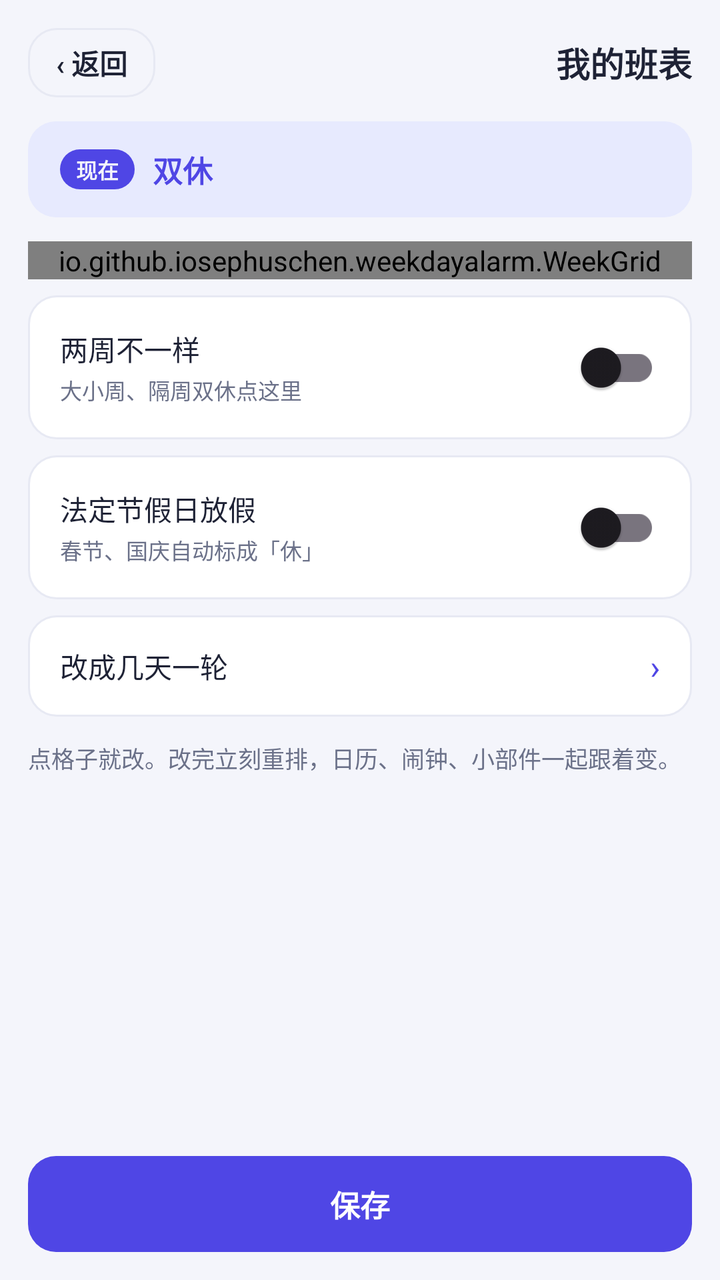
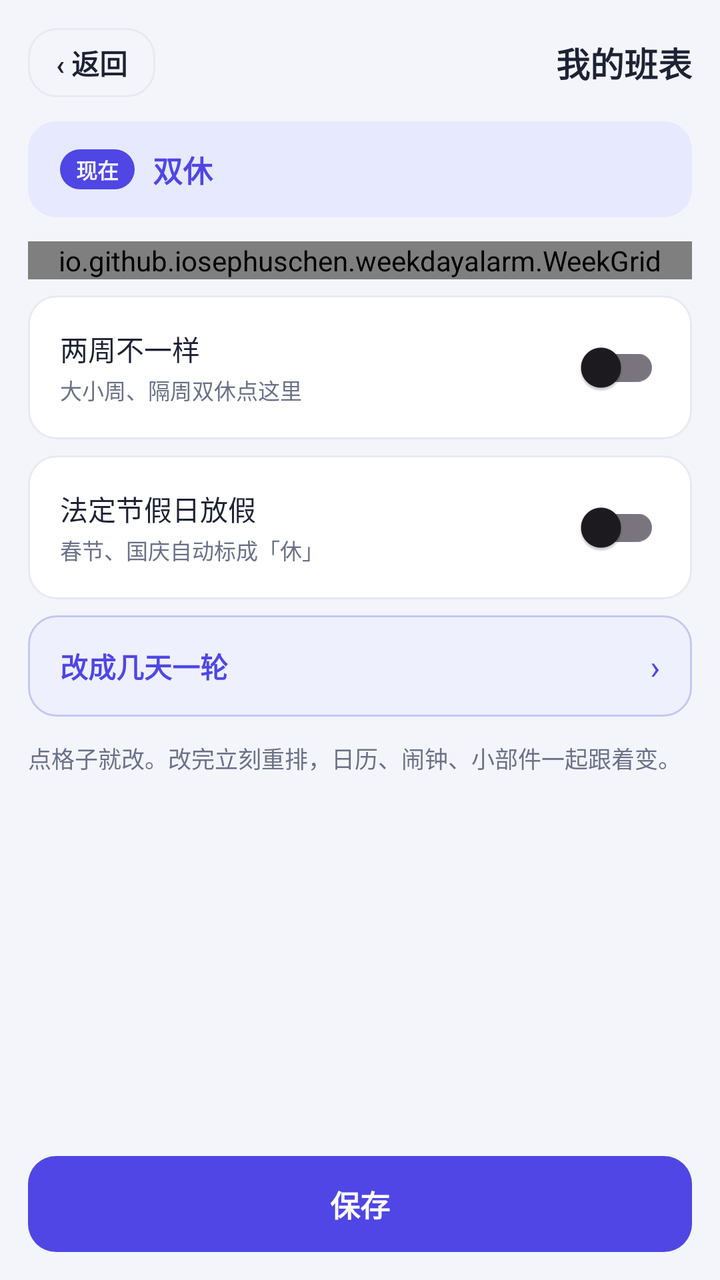

Before-and-after screenshots of an Android layout around one commit, followed by the original layout XML and the change that was made.
<!-- AndroidManifest.xml: application theme Theme.WeekdayAlarm -->
<!-- res/layout/activity_week_schedule.xml -->
<?xml version="1.0" encoding="utf-8"?>
<LinearLayout xmlns:android="http://schemas.android.com/apk/res/android"
    android:layout_width="match_parent"
    android:layout_height="match_parent"
    android:background="@color/bg"
    android:fitsSystemWindows="true"
    android:orientation="vertical">

    
    <ScrollView
        android:layout_width="match_parent"
        android:layout_height="0dp"
        android:layout_weight="1">

    <LinearLayout
        android:layout_width="match_parent"
        android:layout_height="wrap_content"
        android:orientation="vertical"
        android:paddingStart="14dp"
        android:paddingTop="14dp"
        android:paddingEnd="14dp"
        android:paddingBottom="@dimen/space_24">

        <LinearLayout
            android:layout_width="match_parent"
            android:layout_height="wrap_content"
            android:layout_marginBottom="@dimen/space_12"
            android:gravity="center_vertical"
            android:orientation="horizontal">

            <TextView
                android:id="@+id/btn_back"
                android:layout_width="wrap_content"
                android:layout_height="wrap_content"
                android:background="@drawable/bg_time_outline"
                android:clickable="true"
                android:focusable="true"
                android:paddingStart="14dp"
                android:paddingTop="7dp"
                android:paddingEnd="14dp"
                android:paddingBottom="7dp"
                android:text="‹ 返回"
                android:textColor="@color/ink"
                android:textSize="14sp"
                android:textStyle="bold" />

            <TextView
                android:layout_width="0dp"
                android:layout_height="wrap_content"
                android:layout_weight="1"
                android:gravity="end"
                android:text="我的班表"
                android:textColor="@color/ink"
                android:textSize="17sp"
                android:textStyle="bold" />
        </LinearLayout>

        
        <LinearLayout
            android:id="@+id/card_verdict"
            android:layout_width="match_parent"
            android:layout_height="wrap_content"
            android:background="@drawable/bg_verdict"
            android:gravity="center_vertical"
            android:orientation="horizontal"
            android:paddingStart="16dp"
            android:paddingTop="13dp"
            android:paddingEnd="16dp"
            android:paddingBottom="13dp">

            <TextView
                android:layout_width="wrap_content"
                android:layout_height="wrap_content"
                android:background="@drawable/bg_verdict_tag"
                android:paddingStart="8dp"
                android:paddingTop="2dp"
                android:paddingEnd="8dp"
                android:paddingBottom="2dp"
                android:text="现在"
                android:textColor="@color/bg"
                android:textSize="10.5sp"
                android:textStyle="bold" />

            <TextView
                android:id="@+id/tv_verdict"
                android:layout_width="0dp"
                android:layout_height="wrap_content"
                android:layout_marginStart="9dp"
                android:layout_weight="1"
                android:text="双休"
                android:textColor="@color/indigo"
                android:textSize="15sp"
                android:textStyle="bold" />
        </LinearLayout>

        <io.github.iosephuschen.weekdayalarm.WeekGrid
            android:id="@+id/week_grid"
            android:layout_width="match_parent"
            android:layout_height="wrap_content"
            android:layout_marginTop="@dimen/space_12" />

        
        <LinearLayout
            android:id="@+id/row_shifts"
            android:layout_width="match_parent"
            android:layout_height="wrap_content"
            android:layout_marginTop="@dimen/space_12"
            android:background="@drawable/bg_dialog_row"
            android:clickable="true"
            android:focusable="true"
            android:gravity="center_vertical"
            android:orientation="horizontal"
            android:paddingStart="16dp"
            android:paddingTop="14dp"
            android:paddingEnd="16dp"
            android:paddingBottom="13dp"
            android:visibility="gone">

            <LinearLayout
                android:layout_width="0dp"
                android:layout_height="wrap_content"
                android:layout_weight="1"
                android:orientation="vertical">

                <TextView
                    android:layout_width="wrap_content"
                    android:layout_height="wrap_content"
                    android:text="班次"
                    android:textColor="@color/ink"
                    android:textSize="15sp"
                    android:textStyle="bold" />

                <TextView
                    android:id="@+id/tv_shifts_sub"
                    android:layout_width="match_parent"
                    android:layout_height="wrap_content"
                    android:layout_marginTop="3dp"
                    android:text="白班 08:00 – 20:00 · 夜班 20:00 – 次日 08:00"
                    android:textColor="@color/sub"
                    android:textSize="11sp" />
            </LinearLayout>

            <TextView style="@style/SettingsChevron" />
        </LinearLayout>

        
        <LinearLayout
            android:id="@+id/card_rotation"
            android:layout_width="match_parent"
            android:layout_height="wrap_content"
            android:layout_marginTop="@dimen/space_12"
            android:background="@drawable/bg_dialog_row"
            android:clickable="true"
            android:focusable="true"
            android:gravity="center_vertical"
            android:orientation="horizontal"
            android:paddingStart="16dp"
            android:paddingTop="14dp"
            android:paddingEnd="16dp"
            android:paddingBottom="13dp"
            android:visibility="gone">

            <LinearLayout
                android:layout_width="0dp"
                android:layout_height="wrap_content"
                android:layout_weight="1"
                android:orientation="vertical">

                <TextView
                    android:id="@+id/tv_rotation_title"
                    android:layout_width="wrap_content"
                    android:layout_height="wrap_content"
                    android:text="4 天一轮 · 上2休2"
                    android:textColor="@color/ink"
                    android:textSize="15sp"
                    android:textStyle="bold" />

                <TextView
                    android:id="@+id/tv_rotation_sub"
                    android:layout_width="wrap_content"
                    android:layout_height="wrap_content"
                    android:layout_marginTop="2dp"
                    android:text="第 1 天定下来，往后按这个顺序循环"
                    android:textColor="@color/sub"
                    android:textSize="11sp" />

                
                <TextView
                    android:id="@+id/tv_rotation_times"
                    android:layout_width="match_parent"
                    android:layout_height="wrap_content"
                    android:layout_marginTop="6dp"
                    android:textColor="@color/body"
                    android:textSize="12sp"
                    android:visibility="gone" />
            </LinearLayout>

            <TextView style="@style/SettingsChevron" />
        </LinearLayout>

        <LinearLayout
            android:id="@+id/row_biweekly"
            android:layout_width="match_parent"
            android:layout_height="wrap_content"
            android:layout_marginTop="@dimen/space_8"
            android:background="@drawable/bg_dialog_row"
            android:gravity="center_vertical"
            android:orientation="horizontal"
            android:paddingStart="16dp"
            android:paddingTop="12dp"
            android:paddingEnd="16dp"
            android:paddingBottom="12dp">

            <LinearLayout
                android:layout_width="0dp"
                android:layout_height="wrap_content"
                android:layout_weight="1"
                android:orientation="vertical">

                <TextView
                    android:layout_width="wrap_content"
                    android:layout_height="wrap_content"
                    android:text="两周不一样"
                    android:textColor="@color/ink"
                    android:textSize="14sp" />

                
                <TextView
                    android:layout_width="wrap_content"
                    android:layout_height="wrap_content"
                    android:layout_marginTop="2dp"
                    android:text="大小周、隔周双休点这里"
                    android:textColor="@color/sub"
                    android:textSize="11sp" />
            </LinearLayout>

            <androidx.appcompat.widget.SwitchCompat
                android:id="@+id/sw_biweekly"
                android:layout_width="wrap_content"
                android:layout_height="wrap_content" />
        </LinearLayout>

        <LinearLayout
            android:id="@+id/row_holiday"
            android:layout_width="match_parent"
            android:layout_height="wrap_content"
            android:layout_marginTop="@dimen/space_8"
            android:background="@drawable/bg_dialog_row"
            android:gravity="center_vertical"
            android:orientation="horizontal"
            android:paddingStart="16dp"
            android:paddingTop="12dp"
            android:paddingEnd="16dp"
            android:paddingBottom="12dp">

            <LinearLayout
                android:layout_width="0dp"
                android:layout_height="wrap_content"
                android:layout_weight="1"
                android:orientation="vertical">

                <TextView
                    android:layout_width="wrap_content"
                    android:layout_height="wrap_content"
                    android:text="法定节假日放假"
                    android:textColor="@color/ink"
                    android:textSize="14sp" />

                <TextView
                    android:id="@+id/tv_holiday_sub"
                    android:layout_width="wrap_content"
                    android:layout_height="wrap_content"
                    android:layout_marginTop="2dp"
                    android:text="春节、国庆自动标成「休」"
                    android:textColor="@color/sub"
                    android:textSize="11sp" />
            </LinearLayout>

            <androidx.appcompat.widget.SwitchCompat
                android:id="@+id/sw_holiday"
                android:layout_width="wrap_content"
                android:layout_height="wrap_content" />
        </LinearLayout>

        <LinearLayout
            android:id="@+id/row_rotation"
            android:layout_width="match_parent"
            android:layout_height="wrap_content"
            android:layout_marginTop="@dimen/space_8"
            android:background="@drawable/bg_dialog_row"
            android:clickable="true"
            android:focusable="true"
            android:gravity="center_vertical"
            android:orientation="horizontal"
            android:paddingStart="16dp"
            android:paddingTop="14dp"
            android:paddingEnd="16dp"
            android:paddingBottom="14dp">

            <TextView
                android:layout_width="0dp"
                android:layout_height="wrap_content"
                android:layout_weight="1"
                android:text="改成几天一轮"
                android:textColor="@color/ink"
                android:textSize="14sp" />

            
            <TextView style="@style/SettingsChevron" />
        </LinearLayout>

        <LinearLayout
            android:id="@+id/row_back_week"
            android:layout_width="match_parent"
            android:layout_height="wrap_content"
            android:layout_marginTop="@dimen/space_8"
            android:background="@drawable/bg_dialog_row"
            android:clickable="true"
            android:focusable="true"
            android:gravity="center_vertical"
            android:orientation="horizontal"
            android:paddingStart="16dp"
            android:paddingTop="14dp"
            android:paddingEnd="16dp"
            android:paddingBottom="14dp"
            android:visibility="gone">

            <TextView
                android:layout_width="0dp"
                android:layout_height="wrap_content"
                android:layout_weight="1"
                android:text="改成按周排"
                android:textColor="@color/ink"
                android:textSize="14sp" />

            <TextView style="@style/SettingsChevron" />
        </LinearLayout>

        <TextView
            android:id="@+id/tv_hint"
            android:layout_width="match_parent"
            android:layout_height="wrap_content"
            android:layout_marginTop="@dimen/space_12"
            android:lineSpacingExtra="3dp"
            android:text="点格子就改。改完立刻重排，日历、闹钟、小部件一起跟着变。"
            android:textColor="@color/sub"
            android:textSize="11.5sp" />
    </LinearLayout>
    </ScrollView>

    <LinearLayout
        android:layout_width="match_parent"
        android:layout_height="wrap_content"
        android:orientation="vertical"
        android:paddingStart="14dp"
        android:paddingTop="10dp"
        android:paddingEnd="14dp"
        android:paddingBottom="14dp">

        <TextView
            android:id="@+id/btn_save"
            android:layout_width="match_parent"
            android:layout_height="wrap_content"
            android:minHeight="48dp"
            android:background="@drawable/bg_guide_btn"
            android:clickable="true"
            android:focusable="true"
            android:gravity="center"
            android:text="保存"
            android:textColor="#FFFFFF"
            android:textSize="15sp"
            android:textStyle="bold" />
    </LinearLayout>
</LinearLayout>
<!-- resources referenced by this layout -->
<resources>
  <color name="bg">#F4F5FB</color>
  <color name="body">#565C72</color>
  <color name="indigo">#4F46E5</color>
  <color name="ink">#1E2235</color>
  <color name="sub">#6B7189</color>
  <dimen name="space_12">12dp</dimen>
  <dimen name="space_24">24dp</dimen>
  <dimen name="space_8">8dp</dimen>
  <!-- drawable bg_dialog_row (drawable) -->
  <?xml version="1.0" encoding="utf-8"?>
  <shape xmlns:android="http://schemas.android.com/apk/res/android"
      android:shape="rectangle">
      <solid android:color="@color/card" />
      <stroke
          android:width="1dp"
          android:color="@color/line" />
      <corners android:radius="@dimen/radius_row" />
  </shape>
  <!-- drawable bg_guide_btn (drawable) -->
  <?xml version="1.0" encoding="utf-8"?>
  <shape xmlns:android="http://schemas.android.com/apk/res/android"
      android:shape="rectangle">
      <solid android:color="@color/indigo" />
      <corners android:radius="@dimen/radius_row" />
  </shape>
  <!-- drawable bg_time_outline (drawable) -->
  <?xml version="1.0" encoding="utf-8"?>
  <ripple xmlns:android="http://schemas.android.com/apk/res/android"
      android:color="#1F4F46E5">
      <item>
          <shape android:shape="rectangle">
              <solid android:color="@color/bg" />
              <corners android:radius="@dimen/radius_row" />
              <stroke android:width="1dp" android:color="@color/line" />
          </shape>
      </item>
  </ripple>
  <!-- drawable bg_verdict (drawable) -->
  <?xml version="1.0" encoding="utf-8"?>
  <shape xmlns:android="http://schemas.android.com/apk/res/android"
      android:shape="rectangle">
      <solid android:color="@color/verdict_bg" />
      <corners android:radius="@dimen/radius_row" />
  </shape>
  <!-- drawable bg_verdict_tag (drawable) -->
  <?xml version="1.0" encoding="utf-8"?>
  <shape xmlns:android="http://schemas.android.com/apk/res/android"
      android:shape="rectangle">
      <solid android:color="@color/indigo" />
      <corners android:radius="@dimen/radius_pill" />
  </shape>
  <style name="SettingsChevron">
          <item name="android:layout_width">wrap_content</item>
          <item name="android:layout_height">wrap_content</item>
          <item name="android:layout_marginStart">@dimen/space_6</item>
          <item name="android:text">›</item>
          <item name="android:textColor">@color/indigo</item>
          <item name="android:textSize">17sp</item>
      </style>
  <style name="Theme.WeekdayAlarm" parent="Theme.Material3.DayNight.NoActionBar">
          <item name="colorPrimary">@color/indigo</item>
          <item name="colorPrimaryVariant">@color/indigo_dark</item>
          <item name="colorOnPrimary">@color/white</item>
          <item name="android:statusBarColor">@color/bg</item>
          <item name="android:windowLightStatusBar">true</item>
      </style>
  <color name="card">#FFFFFF</color>
  <color name="line">#E7E9F3</color>
  <dimen name="radius_row">14dp</dimen>
  <color name="verdict_bg">#E7EAFE</color>
  <dimen name="radius_pill">999dp</dimen>
  <dimen name="space_6">6dp</dimen>
  <color name="indigo_dark">#4338CA</color>
  <color name="white">#FFFFFFFF</color>
</resources>

<!-- the commit's change to res/layout/activity_week_schedule.xml (unified diff, before → after) -->
@@ -287,7 +287,7 @@
             android:layout_width="match_parent"
             android:layout_height="wrap_content"
             android:layout_marginTop="@dimen/space_8"
-            android:background="@drawable/bg_dialog_row"
+            android:background="@drawable/bg_action_emphasis"
             android:clickable="true"
             android:focusable="true"
             android:gravity="center_vertical"
@@ -297,13 +297,15 @@
             android:paddingEnd="16dp"
             android:paddingBottom="14dp">
 
+            
             <TextView
                 android:layout_width="0dp"
                 android:layout_height="wrap_content"
                 android:layout_weight="1"
                 android:text="改成几天一轮"
-                android:textColor="@color/ink"
-                android:textSize="14sp" />
+                android:textColor="@color/indigo"
+                android:textSize="14sp"
+                android:textStyle="bold" />
 
             
             <TextView style="@style/SettingsChevron" />
@@ -314,7 +316,7 @@
             android:layout_width="match_parent"
             android:layout_height="wrap_content"
             android:layout_marginTop="@dimen/space_8"
-            android:background="@drawable/bg_dialog_row"
+            android:background="@drawable/bg_action_emphasis"
             android:clickable="true"
             android:focusable="true"
             android:gravity="center_vertical"
@@ -330,8 +332,9 @@
                 android:layout_height="wrap_content"
                 android:layout_weight="1"
                 android:text="改成按周排"
-                android:textColor="@color/ink"
-                android:textSize="14sp" />
+                android:textColor="@color/indigo"
+                android:textSize="14sp"
+                android:textStyle="bold" />
 
             <TextView style="@style/SettingsChevron" />
         </LinearLayout>
<!-- resource entries referenced after the edit -->
@@ -8,6 +8,20 @@
   <dimen name="space_12">12dp</dimen>
   <dimen name="space_24">24dp</dimen>
   <dimen name="space_8">8dp</dimen>
+  <!-- drawable bg_action_emphasis (drawable) -->
+  <?xml version="1.0" encoding="utf-8"?>
+  <ripple xmlns:android="http://schemas.android.com/apk/res/android"
+      android:color="#1F4F46E5">
+      <item>
+          <shape android:shape="rectangle">
+              <solid android:color="@color/action_bg" />
+              <corners android:radius="@dimen/radius_row" />
+              <stroke
+                  android:width="1dp"
+                  android:color="@color/action_line" />
+          </shape>
+      </item>
+  </ripple>
   <!-- drawable bg_dialog_row (drawable) -->
   <?xml version="1.0" encoding="utf-8"?>
   <shape xmlns:android="http://schemas.android.com/apk/res/android"
@@ -66,9 +80,11 @@
           <item name="android:statusBarColor">@color/bg</item>
           <item name="android:windowLightStatusBar">true</item>
       </style>
+  <color name="action_bg">#EEF0FE</color>
   <color name="card">#FFFFFF</color>
   <color name="line">#E7E9F3</color>
   <dimen name="radius_row">14dp</dimen>
+  <color name="action_line">#C3C7F2</color>
   <color name="verdict_bg">#E7EAFE</color>
   <dimen name="radius_pill">999dp</dimen>
   <dimen name="space_6">6dp</dimen>
